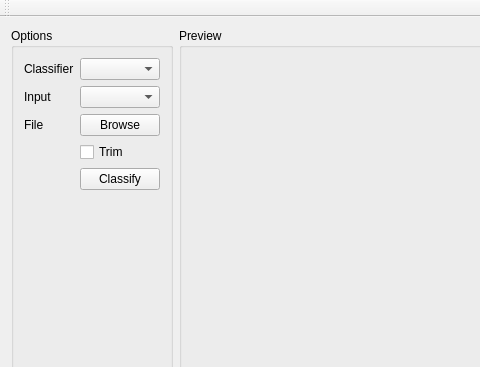
This is tools/emolib_gui/mainwindow.ui in diharaw/emo-lib as Qt 5 draws it before an edit; both pictures show x 0 to 480 and y 0 to 367 of the 992 by 684 pixel window. The edited form follows.
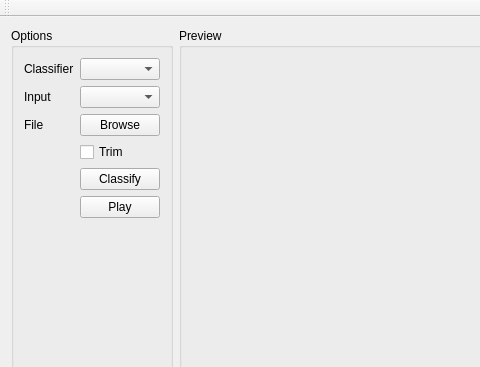
This is the edited form. Custom widgets are drawn as their Qt base class.

What changed in the file:
```diff
--- a/tools/emolib_gui/mainwindow.ui
+++ b/tools/emolib_gui/mainwindow.ui
@@ -114,6 +114,13 @@
             </property>
            </widget>
           </item>
+          <item row="5" column="1">
+           <widget class="QPushButton" name="m_btnPlay">
+            <property name="text">
+             <string>Play</string>
+            </property>
+           </widget>
+          </item>
          </layout>
         </widget>
        </item>
```
Left out of the diff: 11 changed lines with no effect on the pictures.
